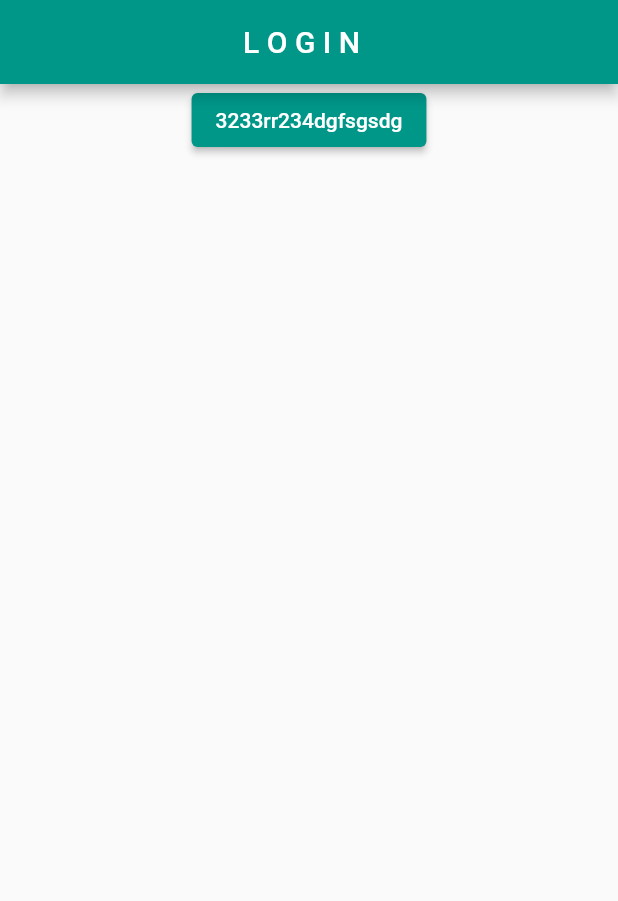
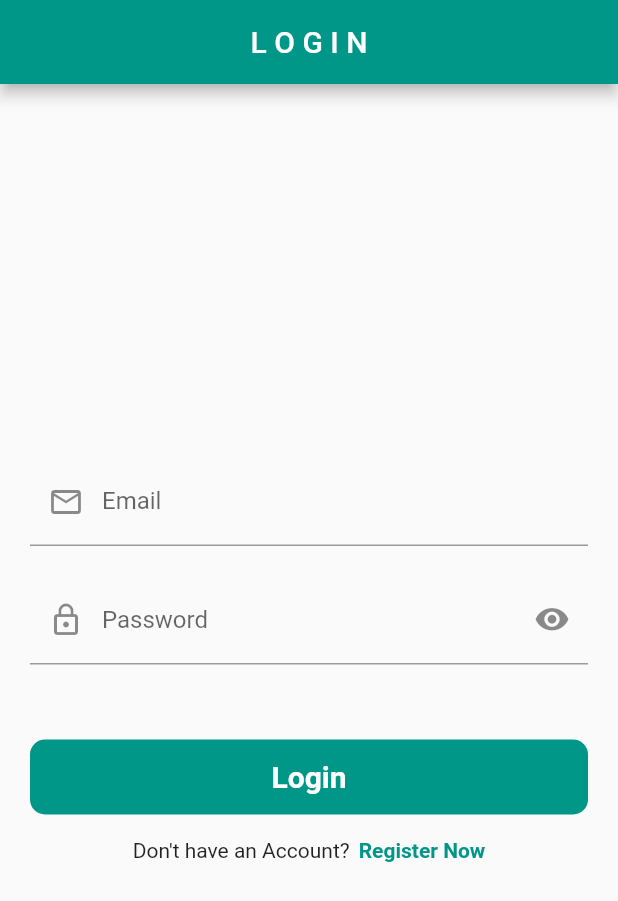
Before and after one commit to SanchitDang/movie_app, a Flutter app: the screen it shows after launch, on a phone screen of 412 x 824 dp. Shown: the top 901 px of the screen. Run offline on Flutter 3.47's test engine with Material 2 defaults, Android fonts, the phone set to English and light mode, and no system bars; our stand-ins replace another_flushbar, fluttertoast.

Commit message:
login/signup api added

```diff
--- a/lib/main.dart
+++ b/lib/main.dart
@@ -1,6 +1,8 @@
 import 'package:flutter/material.dart';
 import 'package:movie_app/utils/routes/routes.dart';
 import 'package:movie_app/utils/routes/route_names.dart';
+import 'package:movie_app/view_model/auth_view_model.dart';
+import 'package:provider/provider.dart';
 
 void main() {
   runApp(const MyApp());
@@ -11,13 +13,18 @@ class MyApp extends StatelessWidget {
 
   @override
   Widget build(BuildContext context) {
-    return MaterialApp(
-      title: 'Flutter Demo',
-      theme: ThemeData(
-        primarySwatch: Colors.teal,
+    return MultiProvider(
+      providers: [
+        ChangeNotifierProvider(create: (_) => AuthViewModel())
+      ],
+      child: MaterialApp(
+        title: 'Flutter Demo',
+        theme: ThemeData(
+          primarySwatch: Colors.teal,
+        ),
+        initialRoute: RouteNames.login,
+        onGenerateRoute: Routes.generateRoute,
       ),
-      initialRoute: RouteNames.login,
-      onGenerateRoute: Routes.generateRoute,
     );
   }
 }
--- /dev/null
+++ b/lib/res/app_urls.dart
@@ -0,0 +1,10 @@
+class AppUrls {
+
+  static String baseUrl = 'https://reqres.in';
+
+  static String loginUrl = '$baseUrl/api/login';
+  static String registerUrl = '$baseUrl/api/register';
+
+
+
+}
--- /dev/null
+++ b/lib/res/colors.dart
@@ -0,0 +1,10 @@
+import 'package:flutter/material.dart';
+
+class MyColors {
+
+  static const Color appThemeColor = Colors.teal;
+
+  static const Color blackColor = Color(0xFF000000);
+  static const Color whiteColor = Color(0xffffffff);
+
+}
--- /dev/null
+++ b/lib/res/components/round_button.dart
@@ -0,0 +1,43 @@
+import 'package:flutter/material.dart';
+import 'package:movie_app/res/colors.dart';
+
+class RoundButton extends StatelessWidget {
+  const RoundButton(
+      {Key? key,
+      required this.title,
+      this.loading = false,
+      required this.onPress})
+      : super(key: key);
+
+  final String title;
+  final bool loading;
+  final VoidCallback onPress;
+
+  @override
+  Widget build(BuildContext context) {
+    return InkWell(
+      onTap: onPress,
+      child: Container(
+        height: 50,
+        decoration: BoxDecoration(
+            color: MyColors.appThemeColor,
+            borderRadius: BorderRadius.circular(10)),
+        child: loading
+            ? const Center(
+                child: CircularProgressIndicator(
+                  color: Colors.white,
+                ),
+              )
+            : Center(
+                child: Text(
+                  title,
+                  style: const TextStyle(
+                      color: Colors.white,
+                      fontWeight: FontWeight.bold,
+                      fontSize: 20),
+                ),
+              ),
+      ),
+    );
+  }
+}
--- a/lib/utils/routes/route_names.dart
+++ b/lib/utils/routes/route_names.dart
@@ -1,4 +1,6 @@
 class RouteNames {
-  static const String login = 'login_screen';
+  static const String signup = 'signup_view';
+  static const String login = 'login_view';
   static const String home = 'home_screen';
+
 }
--- a/lib/utils/routes/routes.dart
+++ b/lib/utils/routes/routes.dart
@@ -1,7 +1,8 @@
 import 'package:flutter/material.dart';
 import 'package:movie_app/utils/routes/route_names.dart';
 import 'package:movie_app/view/home_screen.dart';
-import 'package:movie_app/view/login_screen.dart';
+import 'package:movie_app/view/login_view.dart';
+import 'package:movie_app/view/signup_view.dart';
 
 class Routes {
 
@@ -10,7 +11,10 @@ class Routes {
     switch(settings.name){
 
       case RouteNames.login:
-        return MaterialPageRoute(builder: (BuildContext context) => const LoginScreen());
+        return MaterialPageRoute(builder: (BuildContext context) => const LoginView());
+
+      case RouteNames.signup:
+        return MaterialPageRoute(builder: (BuildContext context) => const SignUpView());
 
       case RouteNames.home:
         return MaterialPageRoute(builder: (BuildContext context) => const HomeScreen());
--- a/lib/view/login_screen.dart
+++ /dev/null
@@ -1,37 +0,0 @@
-import 'package:flutter/material.dart';
-import 'package:movie_app/utils/routes/route_names.dart';
-import 'package:movie_app/utils/utils.dart';
-
-class LoginScreen extends StatefulWidget {
-  const LoginScreen({Key? key}) : super(key: key);
-
-  @override
-  State<LoginScreen> createState() => _LoginScreenState();
-}
-
-class _LoginScreenState extends State<LoginScreen> {
-  @override
-  Widget build(BuildContext context) {
-    return Scaffold(
-      appBar: AppBar(
-        title: const Text("L O G I N  "),
-        centerTitle: true,
-      ),
-      body: Column(
-        children: [
-          Center(
-            child:
-            ElevatedButton(onPressed: () {
-              //Navigator.pushNamed(context, RouteNames.home);
-              Utils.createToastLong("Toast");
-              Utils.createFlushBar(context, "message");
-              Utils.createSnackBar(context, "message");
-            }, child: Text("3233rr234dgfsgsdg"),
-
-            ),
-          )
-        ],
-      ),
-    );
-  }
-}
--- /dev/null
+++ b/lib/view/login_view.dart
@@ -0,0 +1,141 @@
+import 'package:flutter/material.dart';
+import 'package:movie_app/res/colors.dart';
+import 'package:movie_app/res/components/round_button.dart';
+import 'package:movie_app/utils/routes/route_names.dart';
+import 'package:movie_app/utils/utils.dart';
+import 'package:movie_app/view_model/auth_view_model.dart';
+import 'package:provider/provider.dart';
+
+class LoginView extends StatefulWidget {
+  const LoginView({Key? key}) : super(key: key);
+
+  @override
+  State<LoginView> createState() => _LoginViewState();
+}
+
+class _LoginViewState extends State<LoginView> {
+
+  final ValueNotifier<bool> _obscurePassword = ValueNotifier<bool>(true);
+
+  final TextEditingController _emailController = TextEditingController();
+  final TextEditingController _passController = TextEditingController();
+
+  final FocusNode _emailFocusNode = FocusNode();
+  final FocusNode _passFocusNode = FocusNode();
+
+  @override
+  void dispose() {
+    super.dispose();
+
+    _emailController.dispose();
+    _passController.dispose();
+
+    _emailFocusNode.dispose();
+    _passFocusNode.dispose();
+
+    _obscurePassword.dispose();
+  }
+
+  @override
+  Widget build(BuildContext context) {
+
+    //final height = MediaQuery.of(context).size.height;
+    final authViewModelProvider = Provider.of<AuthViewModel>(context);
+
+    return Scaffold(
+      appBar: AppBar(
+        title: const Text("L O G I N"),
+        centerTitle: true,
+      ),
+      body: Padding(
+        padding: const EdgeInsets.all(20.0),
+        child: Column(
+          mainAxisAlignment: MainAxisAlignment.center,
+          crossAxisAlignment: CrossAxisAlignment.center,
+          children: [
+            TextFormField(
+              controller: _emailController,
+              focusNode: _emailFocusNode,
+              keyboardType: TextInputType.emailAddress,
+              decoration: const InputDecoration(
+                  prefixIcon: Icon(Icons.email_outlined),
+                  hintText: "Email",
+                  labelText: "Email"
+              ),
+              onFieldSubmitted: (value) => Utils.changeFocus(context, _emailFocusNode, _passFocusNode),
+            ),
+            const SizedBox(height: 20,),
+            ValueListenableBuilder(valueListenable: _obscurePassword, builder:
+            (context, value, child) {
+              return  TextFormField(
+                controller: _passController,
+                focusNode: _passFocusNode,
+                obscureText: _obscurePassword.value,
+                decoration: InputDecoration(
+                  prefixIcon: const Icon(Icons.lock_outline),
+                  suffixIcon:  InkWell(
+                      onTap: () {
+                        _obscurePassword.value = !_obscurePassword.value;
+                      },
+                      child: _obscurePassword.value ? const Icon(Icons.visibility_rounded) : const Icon(Icons.visibility_off)
+                  ),
+                  hintText: "Password",
+                  labelText: "Password",
+                ),
+
+              );
+            }),
+
+            const SizedBox(height: 50,),
+            RoundButton(
+                title: "Login",
+                loading: authViewModelProvider.getLoading,
+                onPress: () {
+                  if(_emailController.text.isEmpty){
+                    Utils.createFlushBar(context, "Enter Email");
+                  }
+                  else if(_passController.text.isEmpty){
+                    Utils.createFlushBar(context, "Enter Password");
+                  }
+                  else if(_passController.text.length < 6){
+                    Utils.createFlushBar(context, "Password length too short");
+                  }
+                  else {
+
+                    Map data = {
+                      'email': _emailController.text.toString(),
+                      'password': _passController.text.toString(),
+                    };
+
+                    authViewModelProvider.loginApi(context, data);
+
+
+                  }
+
+            }),
+            const SizedBox(height: 16),
+            Row(
+              mainAxisAlignment: MainAxisAlignment.center,
+              children: [
+                const Text("Don't have an Account?",
+                  style: TextStyle(
+                  ),
+                ),
+                const SizedBox(width: 6),
+                GestureDetector(
+                  onTap: () => Navigator.pushNamed(context, RouteNames.signup),
+                  child: const Text("Register Now",
+                    style: TextStyle(
+                        color: MyColors.appThemeColor,
+                        fontWeight: FontWeight.bold
+                    ),
+                  ),
+                ),
+              ],
+            ),
+          ],
+        ),
+      ),
+    );
+  }
+}
```
Also changed, not shown: lib/repository/auth_repo.dart (added, +26 -0 lines), lib/utils/utils.dart (+10 -4 lines), lib/view/signup_view.dart (added, +169 -0 lines), lib/view_model/auth_view_model.dart (added, +50 -0 lines).
